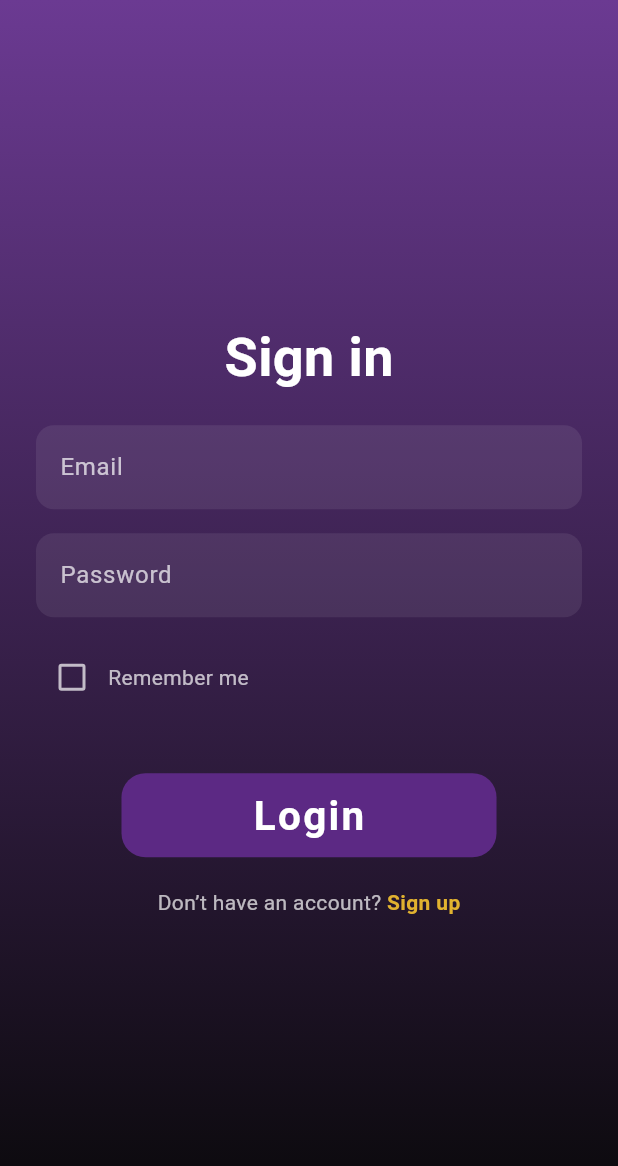
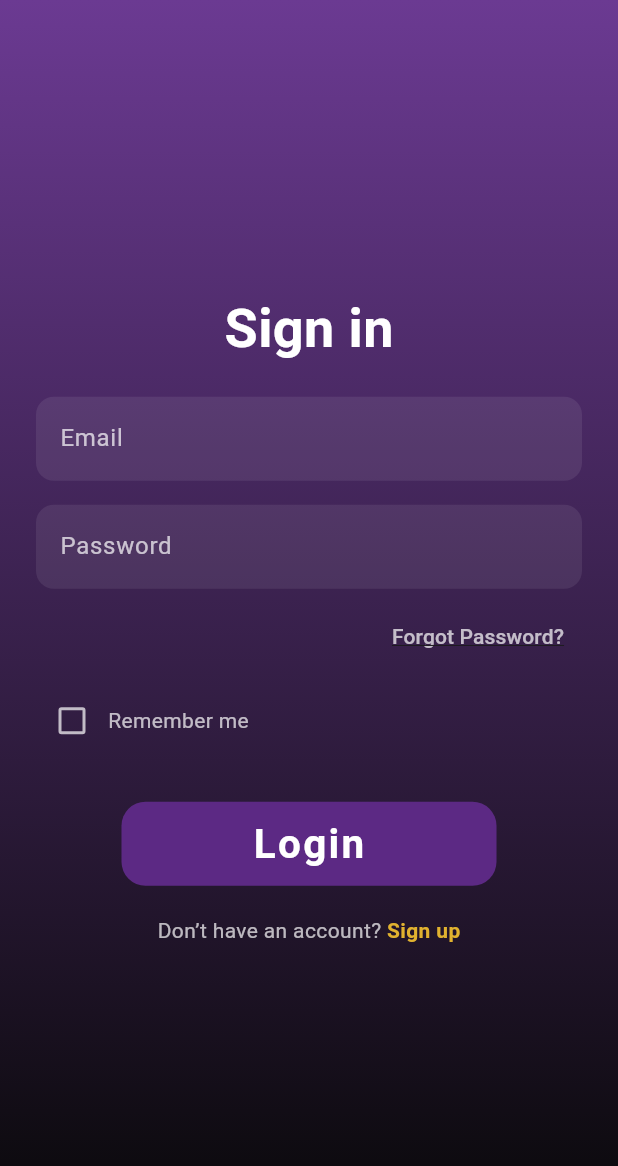
Before and after one commit to melinap9omu/P2P_Chat_System_ChatterBox, a Flutter app: the screen it shows after launch, after a tap on "Get Started", on a phone screen of 412 x 824 dp. Shown: the top 1166 px of the screen. Run offline on Flutter 3.47's test engine with Material 3 defaults, Android fonts, the phone set to English and light mode, and no system bars; our stand-ins replace file_picker, flutter_secure_storage, google_fonts, permission_handler, shared_preferences; missing offline and left inert: asn1lib, encrypt, flutter_webrtc, open_file_plus, pointycastle; Roboto replaces fonts that are missing (Almarai).

```diff
--- a/frontend/lib/login_page.dart
+++ b/frontend/lib/login_page.dart
@@ -2,6 +2,7 @@ import 'package:flutter/material.dart';
 import 'package:google_fonts/google_fonts.dart';
 import 'signup_page.dart';
 import 'chat_page.dart';
+import 'forgot_password_page.dart';
 
 class LoginPage extends StatefulWidget {
   const LoginPage({super.key});
@@ -70,6 +71,10 @@ class _LoginPageState extends State<LoginPage> {
                       if (value == null || value.isEmpty) {
                         return 'Please enter your email';
                       }
+                      final emailRegex = RegExp(r'^[\w-\.]+@([\w-]+\.)+[\w-]{2,4}$');
+                      if (!emailRegex.hasMatch(value)) {
+                        return 'Enter a valid email';
+                      }
                       return null;
                     },
                   ),
@@ -99,7 +104,31 @@ class _LoginPageState extends State<LoginPage> {
                       return null;
                     },
                   ),
-                  const SizedBox(height: 16),
+                  const SizedBox(height: 8),
+
+                  // Forgot Password Link
+                  Align(
+                    alignment: Alignment.centerRight,
+                    child: TextButton(
+                      onPressed: () {
+                        Navigator.push(
+                          context,
+                          MaterialPageRoute(
+                            builder: (context) => const ForgotPasswordPage(),
+                          ),
+                        );
+                      },
+                      child: Text(
+                        'Forgot Password?',
+                        style: GoogleFonts.almarai(
+                          color: Colors.white70,
+                          fontSize: 14,
+                          decoration: TextDecoration.underline,
+                        ),
+                      ),
+                    ),
+                  ),
+                  const SizedBox(height: 8),
 
                   // Remember Me
                   Row(
@@ -127,7 +156,7 @@ class _LoginPageState extends State<LoginPage> {
                       ),
                     ],
                   ),
-                  const SizedBox(height: 40),
+                  const SizedBox(height: 30),
 
                   // Login Button
                   Container(
@@ -138,7 +167,6 @@ class _LoginPageState extends State<LoginPage> {
                     child: ElevatedButton(
                       onPressed: () {
                         if (_formKey.currentState!.validate()) {
-                          // No backend, navigate directly to ChatPage
                           Navigator.push(
                             context,
                             MaterialPageRoute(
```
Also changed, not shown: frontend/lib/forgot_password_page.dart (added, +107 -0 lines).
